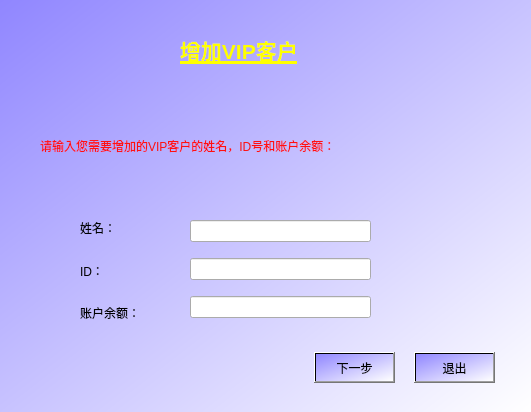
Old version of the form vipadd.ui in the repository laddie132/Bank-Simulation-Demo.
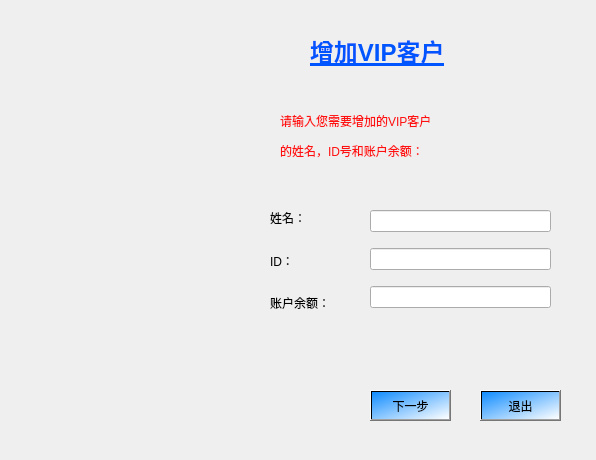
New version of the form. Icons and pictures are not drawn.

```diff
--- a/vipadd.ui
+++ b/vipadd.ui
@@ -6,8 +6,8 @@
    <rect>
     <x>0</x>
     <y>0</y>
-    <width>531</width>
-    <height>412</height>
+    <width>596</width>
+    <height>460</height>
    </rect>
   </property>
   <property name="windowTitle">
@@ -15,13 +15,15 @@
   </property>
   <property name="styleSheet">
    <string notr="true">QDialog{
-	background-color: qlineargradient(spread:pad, x1:0, y1:0, x2:1, y2:1, stop:0 rgba(144, 134, 255, 255), stop:1 rgba(255, 255, 255, 255));
+	
+	
+	border-image: url(:/image/images/5.jpg);
 }</string>
   </property>
   <widget class="QLabel" name="label">
    <property name="geometry">
     <rect>
-     <x>180</x>
+     <x>310</x>
      <y>20</y>
      <width>151</width>
      <height>61</height>
@@ -32,15 +34,15 @@
 font: 25 14pt &quot;微软雅黑 Light&quot;;</string>
    </property>
    <property name="text">
-    <string>&lt;html&gt;&lt;head/&gt;&lt;body&gt;&lt;p&gt;&lt;span style=&quot; font-size:16pt; font-weight:600; text-decoration: underline;&quot;&gt;增加VIP客户&lt;/span&gt;&lt;/p&gt;&lt;/body&gt;&lt;/html&gt;</string>
+    <string>&lt;html&gt;&lt;head/&gt;&lt;body&gt;&lt;p&gt;&lt;span style=&quot; font-size:18pt; font-weight:600; text-decoration: underline; color:#0055ff;&quot;&gt;增加VIP客户&lt;/span&gt;&lt;/p&gt;&lt;/body&gt;&lt;/html&gt;</string>
    </property>
   </widget>
   <widget class="QLabel" name="label_2">
    <property name="geometry">
     <rect>
-     <x>40</x>
-     <y>100</y>
-     <width>368</width>
+     <x>280</x>
+     <y>90</y>
+     <width>221</width>
      <height>92</height>
     </rect>
    </property>
@@ -49,14 +51,14 @@
 font: 25 11pt &quot;微软雅黑 Light&quot;;</string>
    </property>
    <property name="text">
-    <string>请输入您需要增加的VIP客户的姓名，ID号和账户余额：</string>
+    <string>&lt;html&gt;&lt;head/&gt;&lt;body&gt;&lt;p&gt;请输入您需要增加的VIP客户&lt;/p&gt;&lt;p&gt;的姓名，ID号和账户余额：&lt;/p&gt;&lt;/body&gt;&lt;/html&gt;</string>
    </property>
   </widget>
   <widget class="QWidget" name="verticalLayoutWidget">
    <property name="geometry">
     <rect>
-     <x>80</x>
-     <y>210</y>
+     <x>270</x>
+     <y>200</y>
      <width>81</width>
      <height>121</height>
     </rect>
@@ -100,8 +102,8 @@
   <widget class="QWidget" name="verticalLayoutWidget_2">
    <property name="geometry">
     <rect>
-     <x>190</x>
-     <y>210</y>
+     <x>370</x>
+     <y>200</y>
      <width>181</width>
      <height>121</height>
     </rect>
@@ -133,14 +135,14 @@
   <widget class="QPushButton" name="pushButton">
    <property name="geometry">
     <rect>
-     <x>414</x>
-     <y>352</y>
+     <x>480</x>
+     <y>390</y>
      <width>81</width>
      <height>31</height>
     </rect>
    </property>
    <property name="styleSheet">
-    <string notr="true">background-color: qlineargradient(spread:pad, x1:0, y1:0, x2:1, y2:1, stop:0 rgba(144, 134, 255, 255), stop:1 rgba(255, 255, 255, 255));
+    <string notr="true">background-color: qlineargradient(spread:pad, x1:0, y1:0, x2:1, y2:1, stop:0 rgba(16, 140, 255, 255), stop:1 rgba(255, 255, 255, 255));
 font: 25 10pt &quot;微软雅黑 Light&quot;;</string>
    </property>
    <property name="text">
@@ -150,14 +152,14 @@
   <widget class="QPushButton" name="pushButton_2">
    <property name="geometry">
     <rect>
-     <x>314</x>
-     <y>352</y>
+     <x>370</x>
+     <y>390</y>
      <width>81</width>
      <height>31</height>
     </rect>
    </property>
    <property name="styleSheet">
-    <string notr="true">background-color: qlineargradient(spread:pad, x1:0, y1:0, x2:1, y2:1, stop:0 rgba(144, 134, 255, 255), stop:1 rgba(255, 255, 255, 255));
+    <string notr="true">background-color: qlineargradient(spread:pad, x1:0, y1:0, x2:1, y2:1, stop:0 rgba(16, 140, 255, 255), stop:1 rgba(255, 255, 255, 255));
 font: 25 10pt &quot;微软雅黑 Light&quot;;</string>
    </property>
    <property name="text">
```
